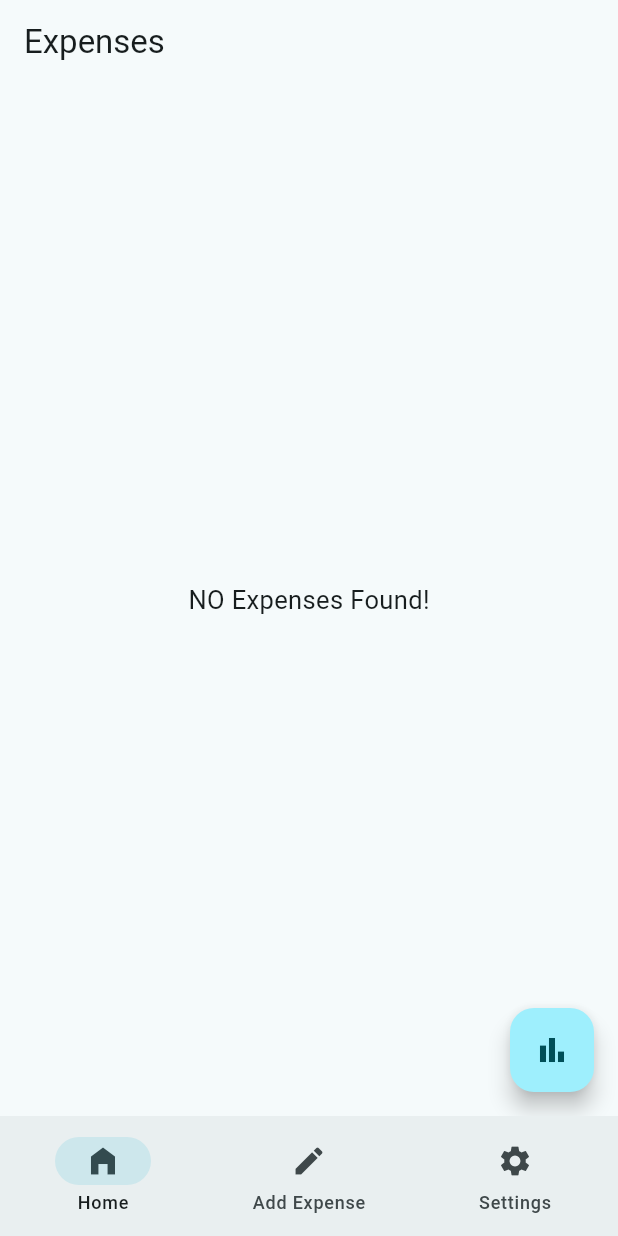
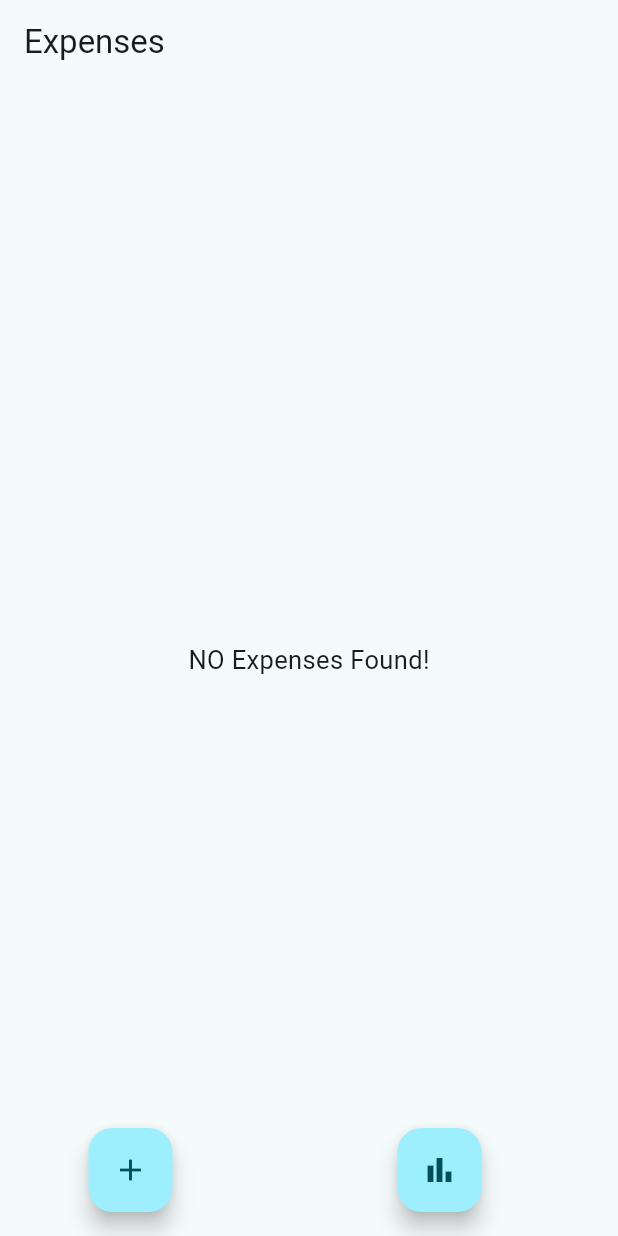
Before and after one commit to nareshved/rupeebyte, a Flutter app: the screen it shows after launch, on a phone screen of 412 x 824 dp. Run offline on Flutter 3.47's test engine with Material 3 defaults, Android fonts, the light colour scheme and no system bars; our stand-ins replace flutter_bloc, shared_preferences, sqflite; missing offline and left inert: d_chart; accounts and stored records are empty.

Commit message:
fixed bottom nav bar problem for add expense blank

```diff
--- a/lib/main.dart
+++ b/lib/main.dart
@@ -4,8 +4,7 @@ import 'package:provider/provider.dart';
 import 'package:rupeebyte/bloc/expense_bloc.dart';
 import 'package:rupeebyte/constants/dark_theme_manager/dark_theme.dart';
 import 'package:rupeebyte/database/app_database.dart';
-
-import 'widgets/bottom_navigation_bar/bottom_nav_bar.dart';
+import 'package:rupeebyte/pages/home_page.dart';
 
 void main() {
   runApp(BlocProvider(
@@ -36,7 +35,7 @@ class MyApp extends StatelessWidget {
         colorScheme: ColorScheme.fromSeed(seedColor: Colors.white),
         useMaterial3: true,
       ),
-      home: const ExpenseBottomNavbarHome(),
+      home: const HomePage(),
     );
   }
 }
--- a/lib/pages/add_expense.dart
+++ b/lib/pages/add_expense.dart
@@ -72,7 +72,6 @@ class AddExpensePageState extends State<AddExpensePage> {
                   height: mq.height * 0.025,
                 ),
                 mTextformFeild(
-                  mKeyboard: TextInputType.number,
                     mController: amountController, mHint: "Expense Amount"),
                 SizedBox(
                   height: mq.height * 0.025,
--- a/lib/pages/home_page.dart
+++ b/lib/pages/home_page.dart
@@ -5,6 +5,7 @@ import 'package:rupeebyte/bloc/expense_events.dart';
 import 'package:rupeebyte/bloc/expense_states.dart';
 import 'package:rupeebyte/constants/app_constants.dart';
 import 'package:rupeebyte/constants/date_time_utils/date_time_utils.dart';
+import 'package:rupeebyte/pages/add_expense.dart';
 import '../models/date_wise_expense_model.dart';
 import '../models/expense_model.dart';
 import 'stats_page.dart';
@@ -46,7 +47,20 @@ class HomePageState extends State<HomePage> {
       appBar: AppBar(
         title: const Text("Expenses"),
       ),
-      floatingActionButton: FloatingActionButton(
+      floatingActionButton: Row(
+        mainAxisAlignment: MainAxisAlignment.spaceAround,
+        children: [
+          FloatingActionButton(
+            onPressed: () {
+              Navigator.push(
+                  context,
+                  MaterialPageRoute(
+                      builder: (context) =>
+                          AddExpensePage(balance: lastBalance)));
+            },
+            child: const Icon(Icons.add),
+          ),
+          FloatingActionButton(
             onPressed: () {
               Navigator.push(
                   context,
@@ -56,6 +70,8 @@ class HomePageState extends State<HomePage> {
                           )));
             },
             child: const Icon(Icons.bar_chart),
+          ),
+        ],
       ),
       body: SafeArea(
         child: BlocBuilder<ExpenseBloc, ExpenseStates>(
--- a/lib/widgets/text_form_field.dart
+++ b/lib/widgets/text_form_field.dart
@@ -1,9 +1,9 @@
 
 import 'package:flutter/material.dart';
 
-Widget mTextformFeild ({required TextEditingController mController, required mHint, TextInputType? mKeyboard}) {
+Widget mTextformFeild ({required TextEditingController mController, required mHint,}) {
  return TextFormField(
-  keyboardType: mKeyboard,
+
   controller: mController,
   decoration: InputDecoration(
     hintText: mHint,
```
Also changed, not shown: lib/widgets/bottom_navigation_bar/bottom_nav_bar.dart (+6 -12 lines). Lines whose indentation alone changed are shown as unchanged.
